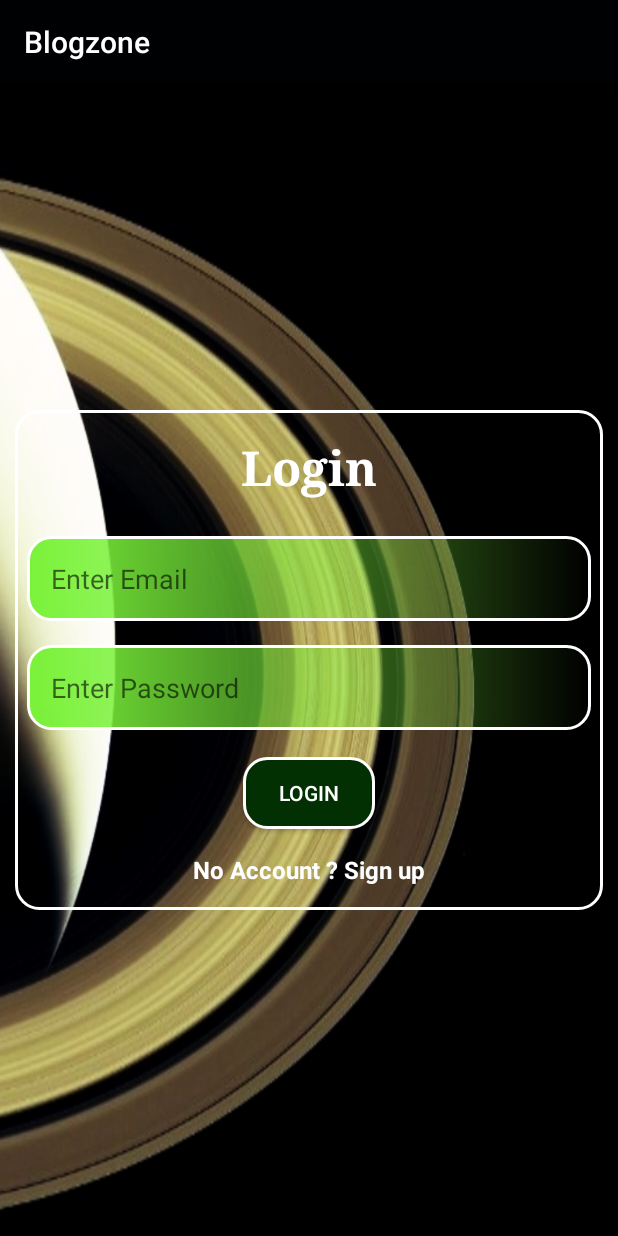
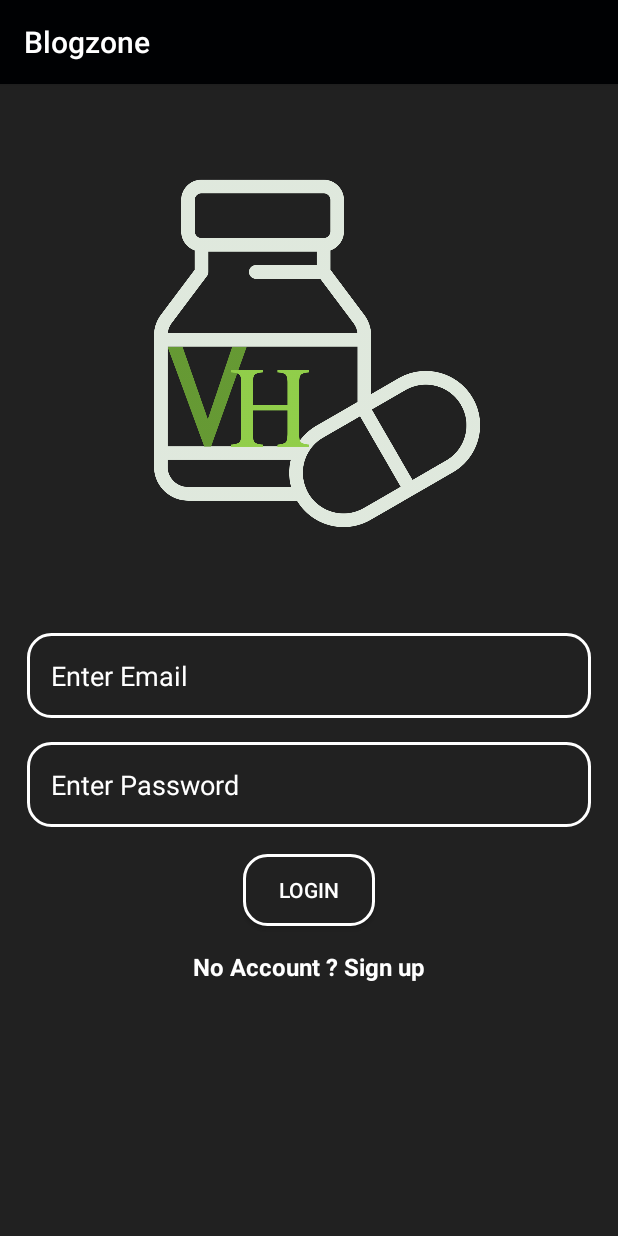
Before and after one commit to shayans66/Blog-Posting-VetterHealth, an Android app: the LoginActivity screen opened directly, with no data from a screen before it, on a phone screen of 412 x 824 dp. Run offline under Robolectric (Android 15) with nearby library versions, the phone set to English and light mode, and no system bars; our stand-ins replace Firebase (no records; nobody signed in at launch, a user with empty details on screens opened directly).

Commit message:
UI fixes on Log in Page

```diff
--- a/app/src/main/res/drawable/action_button_style.xml
+++ b/app/src/main/res/drawable/action_button_style.xml
@@ -4,7 +4,7 @@
     <stroke android:color="#fff"
             android:width="2dp"/>
     <corners android:radius="15dp" />
-    <solid android:color="#FF023002"/>
+    <solid android:color="#212121"/>
 
 
 </shape>
--- a/app/src/main/res/drawable/buttonstyle.xml
+++ b/app/src/main/res/drawable/buttonstyle.xml
@@ -2,10 +2,9 @@
 <shape xmlns:android="http://schemas.android.com/apk/res/android">
 
     <stroke android:color="#fff"
-            android:width="2dp"/>
+            android:width="2dp"
+        />
     <corners android:radius="15dp"/>
-    <solid android:color="#7af23a"/>
-    <gradient android:centerColor="#7af23a" android:centerY="0"/>
 
 
 </shape>
--- a/app/src/main/res/layout/activity_login.xml
+++ b/app/src/main/res/layout/activity_login.xml
@@ -1,76 +1,83 @@
 <?xml version="1.0" encoding="utf-8"?>
-<RelativeLayout
-    xmlns:android="http://schemas.android.com/apk/res/android"
+<RelativeLayout xmlns:android="http://schemas.android.com/apk/res/android"
     xmlns:app="http://schemas.android.com/apk/res-auto"
     xmlns:tools="http://schemas.android.com/tools"
     android:layout_width="match_parent"
+    android:layout_height="match_parent"
+    android:background="#212121"
     android:orientation="vertical"
-    android:background="@drawable/bgg"
-    android:layout_height="match_parent"
     tools:context="com.shs.vetterhealth.blogzone.LoginActivity">
 
     <LinearLayout
-        android:layout_width="match_parent"
-        android:layout_height="wrap_content"
-        android:orientation="vertical"
-        android:layout_margin="10dp"
-        android:layout_centerVertical="true"
-        android:background="@drawable/layoutstyle"
-        android:layout_centerHorizontal="true">
+        android:layout_width="402dp"
+        android:layout_height="659dp"
+        android:layout_centerInParent="true"
+        android:layout_marginStart="10dp"
+        android:layout_marginLeft="10dp"
+        android:layout_marginTop="10dp"
+        android:layout_marginEnd="10dp"
+        android:layout_marginRight="10dp"
+        android:layout_marginBottom="10dp"
+        android:orientation="vertical">
 
-        <TextView
-            android:layout_gravity="center"
-            android:layout_margin="16dp"
-            android:textSize="32sp"
-            android:textStyle="bold"
-            android:textColor="#fff"
-            android:fontFamily="serif"
-            android:layout_width="wrap_content"
-            android:layout_height="wrap_content"
-            android:text="Login"/>
+        <ImageView
+            android:id="@+id/imageView3"
+            android:layout_width="294dp"
+            android:layout_height="254dp"
+            android:layout_gravity="center_horizontal"
+            android:layout_marginBottom="50dp"
+
+
+            app:srcCompat="@drawable/vetterlogo" />
 
         <EditText
+            android:id="@+id/login_email"
+            android:layout_width="match_parent"
+            android:layout_height="wrap_content"
+            android:layout_margin="8dp"
             android:background="@drawable/buttonstyle"
-            android:layout_margin="8dp"
-            android:id="@+id/login_email"
+            android:hint="Enter Email"
+            android:textColorHint="#fff"
+            android:inputType="textEmailAddress"
             android:padding="16dp"
-            android:inputType="textEmailAddress"
-            android:textColor="#000"
-            android:hint="Enter Email"
-            android:layout_width="match_parent"
-            android:layout_height="wrap_content" />
+            android:textColor="@android:color/white" />
 
         <EditText
+            android:id="@+id/login_password"
+            android:layout_width="match_parent"
+            android:layout_height="wrap_content"
+            android:layout_margin="8dp"
+            android:background="@drawable/buttonstyle"
+            android:hint="Enter Password"
+            android:textColorHint="#FFF"
+            android:inputType="textPassword"
             android:padding="16dp"
-            android:background="@drawable/buttonstyle"
-            android:layout_margin="8dp"
-            android:id="@+id/login_password"
-            android:textColor="#000"
-            android:inputType="textPassword"
-            android:layout_width="match_parent"
-            android:hint="Enter Password"
-            android:layout_height="wrap_content" />
+            android:textColor="@android:color/white" />
 
         <Button
             android:id="@+id/loginBtn"
             android:layout_width="wrap_content"
             android:layout_height="wrap_content"
+            android:layout_gravity="center"
             android:layout_marginTop="10dp"
+            android:background="@drawable/action_button_style"
             android:text="Login"
-            android:textColor="#fff"
-            android:background="@drawable/action_button_style"
-            android:layout_gravity="center"/>
+            android:textColor="#fff" />
 
         <TextView
             android:id="@+id/signUpTxtView"
+            android:layout_width="wrap_content"
+            android:layout_height="wrap_content"
             android:layout_gravity="center"
             android:layout_margin="16dp"
+            android:text="No Account ? Sign up"
+            android:textColor="#fff"
             android:textSize="16sp"
-            android:textStyle="bold"
-            android:textColor="#fff"
-            android:layout_width="wrap_content"
-            android:layout_height="wrap_content"
-            android:text="No Account ? Sign up"/>
+            android:textStyle="bold" />
+
+        <Space
+            android:layout_width="match_parent"
+            android:layout_height="wrap_content" />
 
     </LinearLayout>
 
```
Also changed, not shown: app/src/main/res/drawable/vetterlogo.jpg (added), 4 other files.
